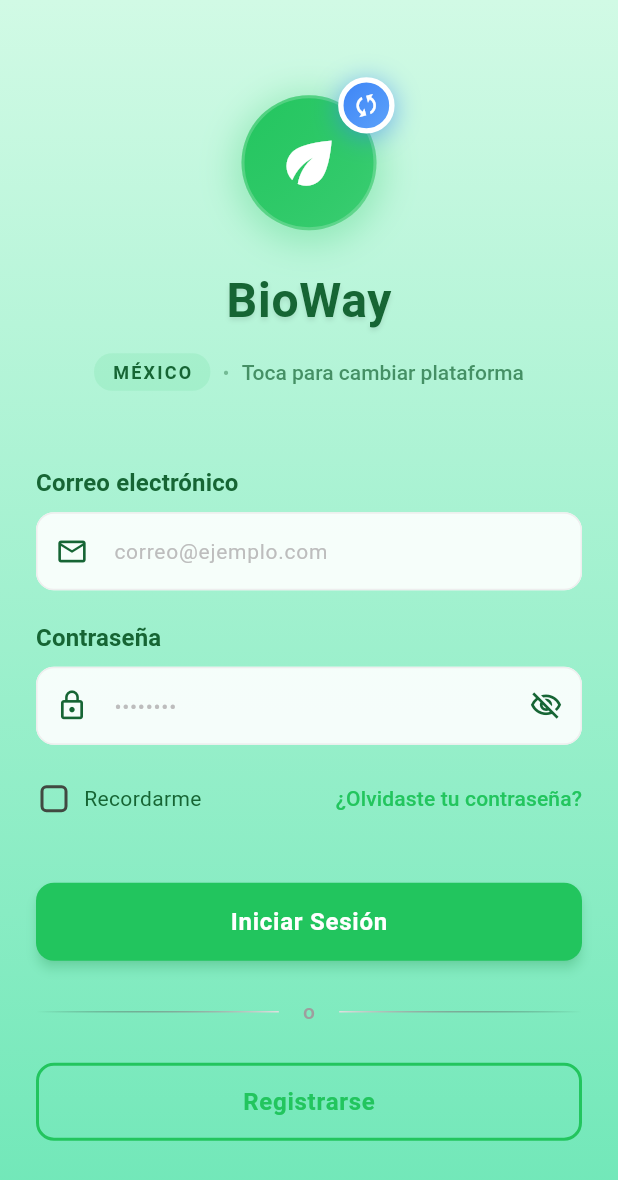
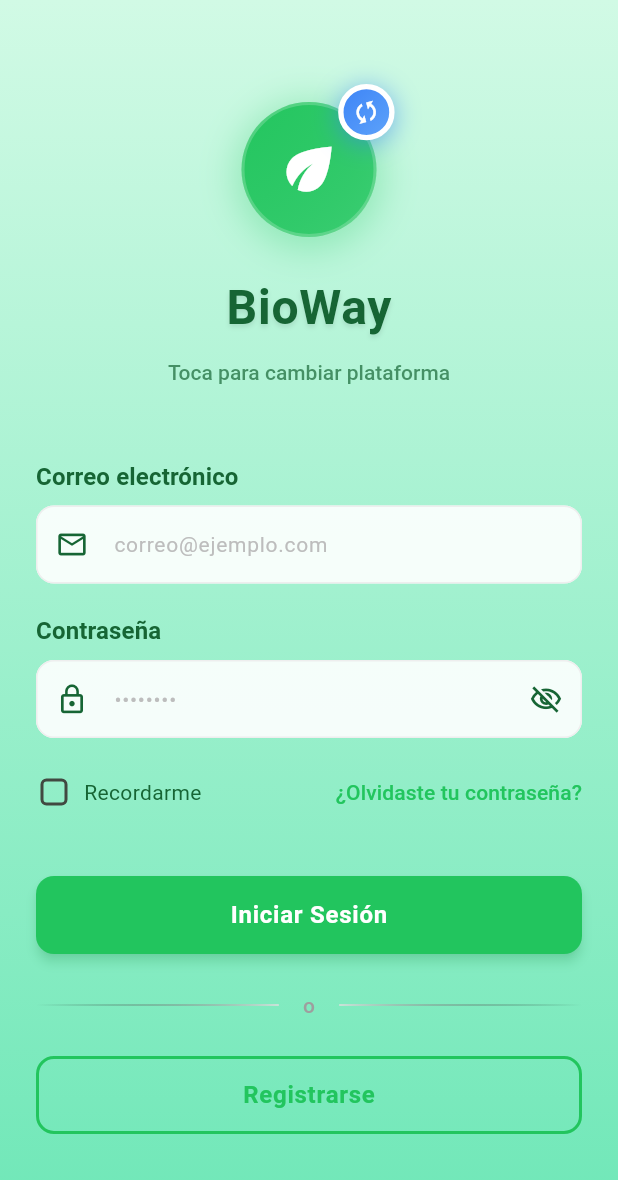
Before and after one commit to rjmmdev/bioway.mexico, a Flutter app: the screen it shows after launch, on a phone screen of 412 x 824 dp. Shown: the top 1180 px of the screen. Run offline on Flutter 3.47's test engine with Material 3 defaults, Android fonts, the phone set to English and light mode, and no system bars.

Commit message:
Ajuste Login Principal BioWay

```diff
--- a/lib/widgets/login/animated_logo.dart
+++ b/lib/widgets/login/animated_logo.dart
@@ -304,37 +304,6 @@ class _AnimatedLogoState extends State<AnimatedLogo>
               const SizedBox(height: 8),
 
               // Subtítulo con instrucción
-              Row(
-                mainAxisSize: MainAxisSize.min,
-                children: [
-                  Container(
-                    padding: const EdgeInsets.symmetric(
-                      horizontal: 12,
-                      vertical: 4,
-                    ),
-                    decoration: BoxDecoration(
-                      color: BioWayColors.primaryGreen.withOpacity(0.1),
-                      borderRadius: BorderRadius.circular(12),
-                    ),
-                    child: Text(
-                      'MÉXICO',
-                      style: TextStyle(
-                        fontSize: 12,
-                        color: BioWayColors.darkGreen,
-                        fontWeight: FontWeight.w600,
-                        letterSpacing: 1.5,
-                      ),
-                    ),
-                  ),
-                  const SizedBox(width: 8),
-                  Text(
-                    '•',
-                    style: TextStyle(
-                      fontSize: 14,
-                      color: BioWayColors.darkGreen.withOpacity(0.4),
-                    ),
-                  ),
-                  const SizedBox(width: 8),
               AnimatedDefaultTextStyle(
                 duration: const Duration(milliseconds: 200),
                 style: TextStyle(
@@ -347,8 +316,6 @@ class _AnimatedLogoState extends State<AnimatedLogo>
                 child: const Text('Toca para cambiar plataforma'),
               ),
             ],
-              ),
-            ],
           ],
         ),
       ),
```
Lines whose indentation alone changed are shown as unchanged.
